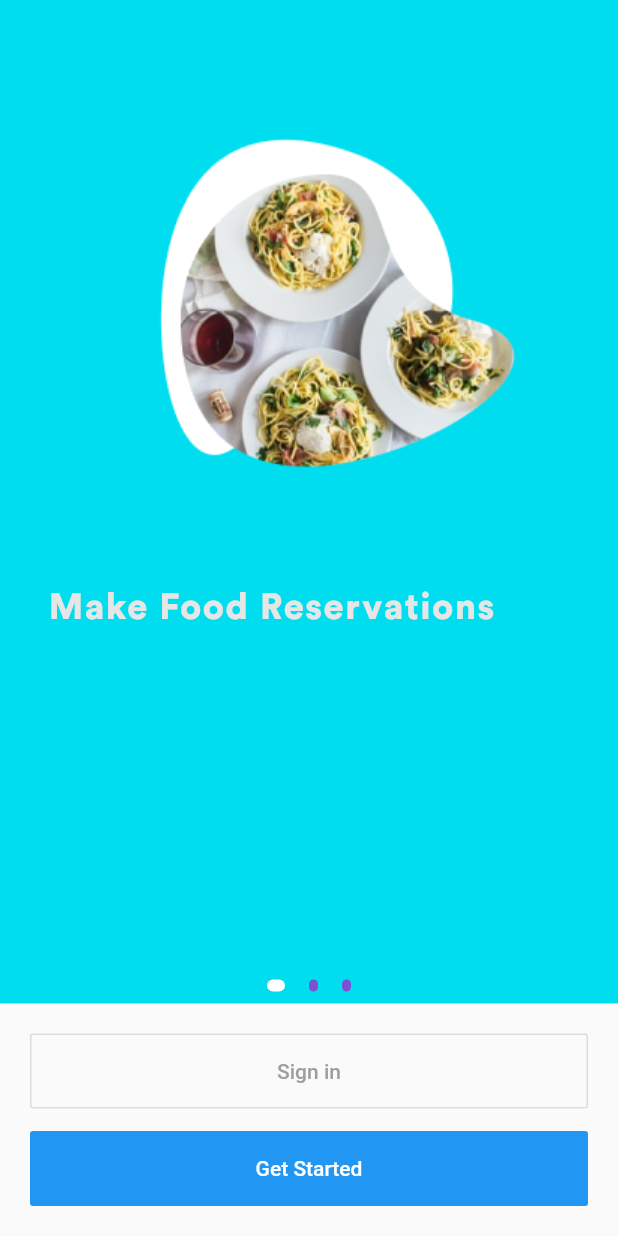
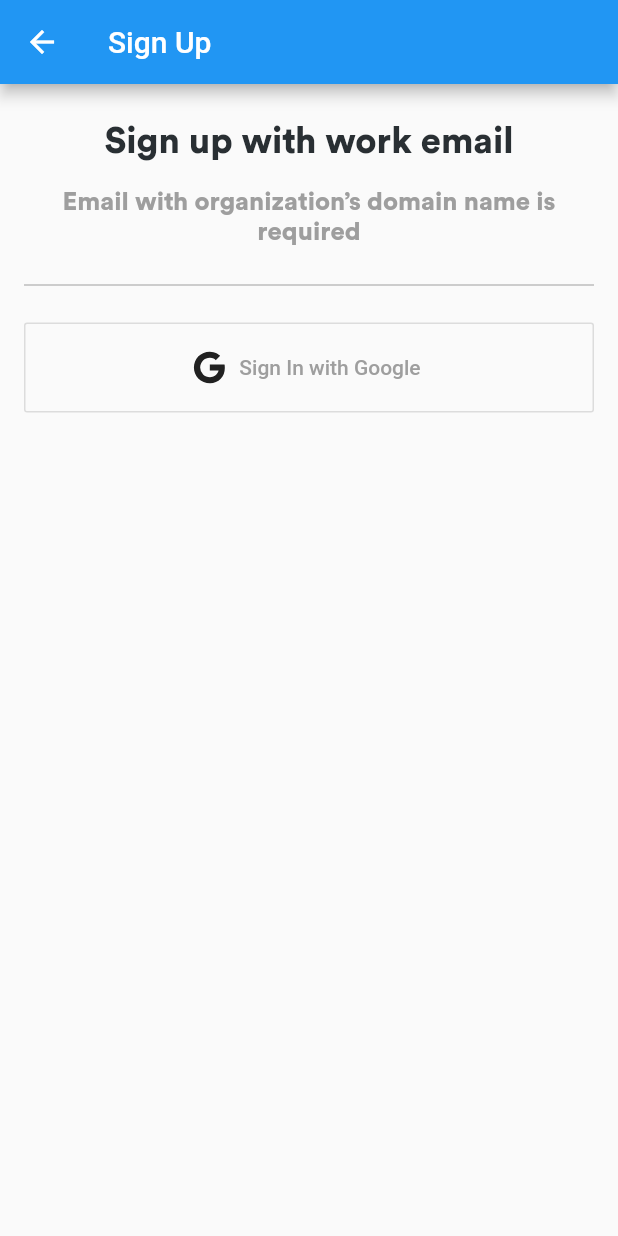
Before and after one commit to alfreddohnani/kitchin, a Flutter app: the screen it shows after launch, after a tap on "Get Started", on a phone screen of 412 x 824 dp. Run offline on Flutter 3.47's test engine with Material 2 defaults, Android fonts, the phone set to English and light mode, and no system bars; our stand-ins replace flutter_icons.

Commit message:
Sign up screen done

```diff
--- a/lib/src/App.dart
+++ b/lib/src/App.dart
@@ -1,6 +1,7 @@
 import 'package:flutter/material.dart';
 import 'package:kitchin/src/themes/styles.dart';
 import 'package:kitchin/src/screens/Home.dart';
+import './routes/routes.dart';
 
 
 class App extends StatelessWidget{
@@ -11,6 +12,7 @@ class App extends StatelessWidget{
       title: 'Kitchin',
       home: new Home(),
       theme: appTheme(),
+      routes: routes,
     );
   }
 }
--- /dev/null
+++ b/lib/src/routes/routes.dart
@@ -0,0 +1,6 @@
+import 'package:flutter/material.dart';
+import '../screens/signup/SignUp.dart';
+
+Map<String, WidgetBuilder> routes = <String, WidgetBuilder>{
+  SignUp.id: (BuildContext context) => SignUp()
+};
--- a/lib/src/screens/onboarding/Onboarding.dart
+++ b/lib/src/screens/onboarding/Onboarding.dart
@@ -4,6 +4,7 @@ import 'package:kitchin/src/screens/onboarding/components/OnboardPage.dart';
 import 'package:provider/provider.dart';
 import "package:kitchin/src/providers/CurrentPageProvider.dart";
 import 'package:kitchin/src/screens/onboarding/components/Indicator.dart';
+import '../signup/SignUp.dart';
 
 class Onboarding extends StatelessWidget {
   final PageController pageController = PageController(initialPage: 0);
@@ -65,7 +66,7 @@ class Onboarding extends StatelessWidget {
                   textColor: Colors.white,
                   child: Text('Get Started'),
                   onPressed: () {
-                    return null;
+                    Navigator.pushNamed(context, SignUp.id);
                   },
                 ),
               ),
--- a/lib/src/screens/onboarding/components/OnboardPage.dart
+++ b/lib/src/screens/onboarding/components/OnboardPage.dart
@@ -45,7 +45,7 @@ class _OnboardPageState extends State<OnboardPage>
     return Container(
       color: widget.pageModel.primaryColor,
       child: Column(
-        mainAxisAlignment: MainAxisAlignment.spaceEvenly,
+        mainAxisAlignment: MainAxisAlignment.center,
         children: <Widget>[
           AnimatedBuilder(
             animation: heroAnimation,
@@ -61,21 +61,14 @@ class _OnboardPageState extends State<OnboardPage>
           ),
           Padding(
             padding: const EdgeInsets.symmetric(horizontal: 32.0),
-            child: Container(
-              height: 250,
-              width: double.infinity,
-              child: Padding(
-                padding: const EdgeInsets.symmetric(vertical: 8.0),
             child: Text(
               widget.pageModel.caption,
               style: TextStyle(
                   fontFamily: 'Circular Std Black Regular',
-                      fontSize: 24,
+                  fontSize: 36,
                   color: widget.pageModel.textColor,
                   letterSpacing: 1,
                   fontStyle: FontStyle.normal),
-                ),
-              ),
             ),
           ),
         ],
--- /dev/null
+++ b/lib/src/screens/signup/SignUp.dart
@@ -0,0 +1,61 @@
+import 'package:flutter/material.dart';
+import 'package:flutter_icons/flutter_icons.dart';
+
+class SignUp extends StatelessWidget {
+  static const String id = "signup";
+  @override
+  Widget build(BuildContext context) {
+    return Scaffold(
+      appBar: AppBar(
+        title: Text(
+          'Sign Up',
+        ),
+      ),
+      body: Container(
+        padding: EdgeInsets.symmetric(vertical: 8.0, horizontal: 16.0),
+        child: Column(
+          children: <Widget>[
+            Container(
+              child: Column(
+                crossAxisAlignment: CrossAxisAlignment.center,
+                children: <Widget>[
+                  Padding(
+                    padding: const EdgeInsets.symmetric(
+                        vertical: 16.0, horizontal: 8.0),
+                    child: Text(
+                      'Sign up with work email',
+                      style: Theme.of(context).textTheme.title,
+                      textAlign: TextAlign.center,
+                    ),
+                  ),
+                  Text(
+                    'Email with organization’s domain name is required',
+                    style: TextStyle(
+                        fontWeight: FontWeight.normal, color: Colors.grey),
+                    textAlign: TextAlign.center,
+                  ),
+                ],
+              ),
+            ),
+            Divider(
+              color: Colors.grey,
+              height: 50.0,
+            ),
+            Container(
+              width: 400.0,
+              height: 60.0,
+              child: OutlineButton.icon(
+                icon: Icon(Ionicons.logo_google),
+                label: Text(
+                  'Sign In with Google',
+                  style: TextStyle(color: Colors.grey),
+                ),
+                onPressed: () => null,
+              ),
+            )
+          ],
+        ),
+      ),
+    );
+  }
+}
--- a/lib/src/themes/styles.dart
+++ b/lib/src/themes/styles.dart
@@ -5,25 +5,31 @@ ThemeData appTheme() {
     primarySwatch: Colors.blue,
     textTheme: TextTheme(
       title: TextStyle(
-        fontFamily: 'Montserrat',
+        fontFamily: 'Circular Std Black Regular',
         fontSize: 24,
         fontWeight: FontWeight.bold,
-        color: Color(0xFF425398),
+        color: Color(0xFF292F33),
+      ),
+       subtitle: TextStyle(
+        fontFamily: 'Circular Std Black Regular',
+        fontSize: 14,
+        fontWeight: FontWeight.normal,
+        color: Color(0xFF000000),
       ),
       caption: TextStyle(
-        fontFamily: 'Montserrat',
+        fontFamily: 'Circular Std Black Regular',
         fontSize: 24,
         fontWeight: FontWeight.bold,
         color: Color(0xFF425398),
       ),
       subhead: TextStyle(
-        fontFamily: 'Montserrat',
+        fontFamily: 'Circular Std Black Regular',
         fontSize: 24,
         fontWeight: FontWeight.bold,
         color: Color(0xFF425398),
       ),
       body1: TextStyle(
-        fontFamily: 'Montserrat',
+        fontFamily: 'Circular Std Black Regular',
         fontSize: 17,
         fontWeight: FontWeight.normal,
         color: Color(0xFF425398),
--- a/pubspec.yaml
+++ b/pubspec.yaml
@@ -20,7 +20,7 @@ dependencies:
   flutter:
     sdk: flutter
   provider: ^4.0.0
-  flutter_svg: ^0.15.0
+  flutter_icons: ^1.0.0
 
   # The following adds the Cupertino Icons font to your application.
   # Use with the CupertinoIcons class for iOS style icons.
```
Also changed, not shown: pubspec.lock. Lines whose indentation alone changed are shown as unchanged.
